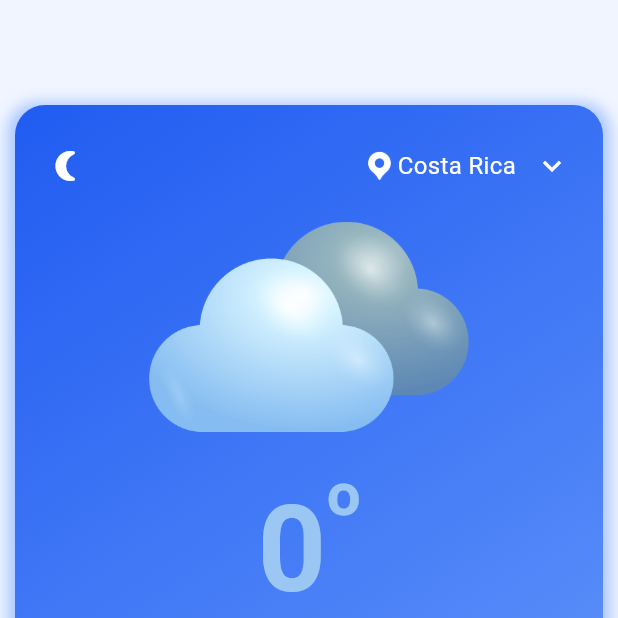
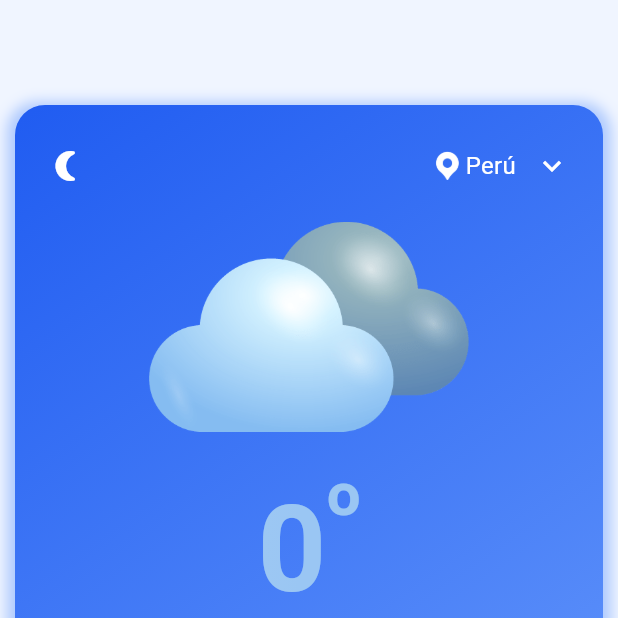
Before and after one commit to lopezh13/clima_sv, a Flutter app: the HomePage screen opened directly, on a phone screen of 412 x 824 dp, the top half of it. Run offline on Flutter 3.47's test engine with Material 3 defaults, Android fonts, the light colour scheme and no system bars; our stand-ins replace firebase_auth, firebase_core, modal_bottom_sheet; accounts and stored records are empty; network calls fail.

Commit message:
cambio pais

```diff
--- a/lib/ui/home_page.dart
+++ b/lib/ui/home_page.dart
@@ -24,7 +24,7 @@ class _HomePageState extends State<HomePage> {
 
   static String API_KEY = 'c72b03fa7ffe4279a6010825231011'; //api key
 
-  String location = 'Costa Rica'; // key del pais
+  String location = 'Perú'; // key del pais
   String weatherIcon = 'heavycloudy.png';
   int temperature = 0;
   int windSpeed = 0;
```
